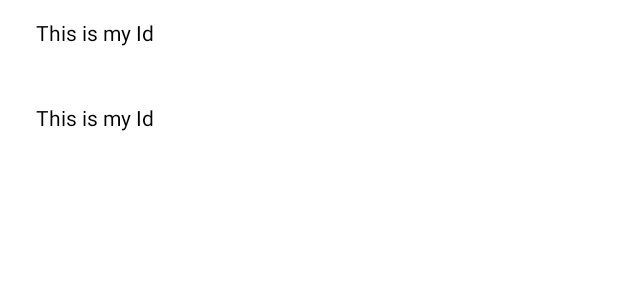
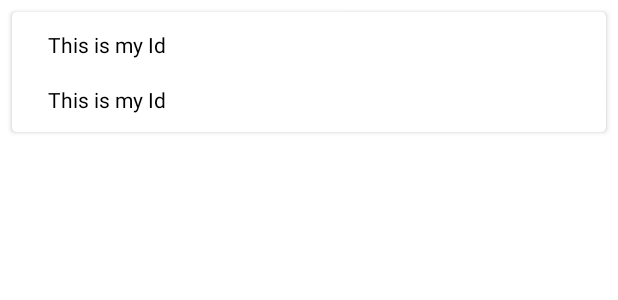
Before and after one commit to JosueArevalo/Setlist.fm-Pro, an Android app: the layout cell_setlist.xml on its own in the app's theme, with its tools: preview values and no code run, on a phone screen of 412 x 824 dp. Shown: the top 300 px of the screen. Run offline under Robolectric (Android 15) with nearby library versions, the phone set to English and light mode, and no system bars; network calls fail.

```diff
--- a/presentation/src/main/res/layout/cell_setlist.xml
+++ b/presentation/src/main/res/layout/cell_setlist.xml
@@ -1,10 +1,24 @@
-<?xml version="1.0" encoding="utf-8"?>
-<androidx.constraintlayout.widget.ConstraintLayout xmlns:android="http://schemas.android.com/apk/res/android"
+<?xml version="1.0" encoding="utf-8"?><!--<androidx.constraintlayout.widget.ConstraintLayout
+    xmlns:android="http://schemas.android.com/apk/res/android"
     android:layout_width="match_parent"
     android:layout_height="100dp"
     android:padding="@dimen/spacing_normal"
     xmlns:app="http://schemas.android.com/apk/res-auto"
+    xmlns:tools="http://schemas.android.com/tools">-->
+<com.google.android.material.card.MaterialCardView
+    xmlns:android="http://schemas.android.com/apk/res/android"
+    android:layout_width="match_parent"
+    android:layout_height="wrap_content"
+    android:layout_margin="@dimen/spacing_small"
+    app:cardCornerRadius="3dp"
+    app:cardElevation="2dp"
+    xmlns:app="http://schemas.android.com/apk/res-auto"
     xmlns:tools="http://schemas.android.com/tools">
+
+    <androidx.constraintlayout.widget.ConstraintLayout
+        android:layout_width="match_parent"
+        android:layout_height="80dp"
+        android:padding="@dimen/spacing_normal">
 
         <com.google.android.material.textview.MaterialTextView
             android:id="@+id/tvVenueTitle"
@@ -12,9 +26,9 @@
             android:layout_height="wrap_content"
             android:layout_marginStart="@dimen/spacing_normal"
             android:textColor="#000000"
+            app:layout_constraintStart_toStartOf="parent"
             app:layout_constraintTop_toTopOf="parent"
-        app:layout_constraintStart_toStartOf="parent"
-        tools:text="This is my Id"/>
+            tools:text="This is my Id" />
 
         <com.google.android.material.textview.MaterialTextView
             android:id="@+id/tvVenueDate"
@@ -24,6 +38,7 @@
             android:textColor="#000000"
             app:layout_constraintBottom_toBottomOf="parent"
             app:layout_constraintStart_toStartOf="parent"
-        tools:text="This is my Id"/>
+            tools:text="This is my Id" />
 
     </androidx.constraintlayout.widget.ConstraintLayout>
+</com.google.android.material.card.MaterialCardView>
```
Lines whose indentation alone changed are shown as unchanged.
